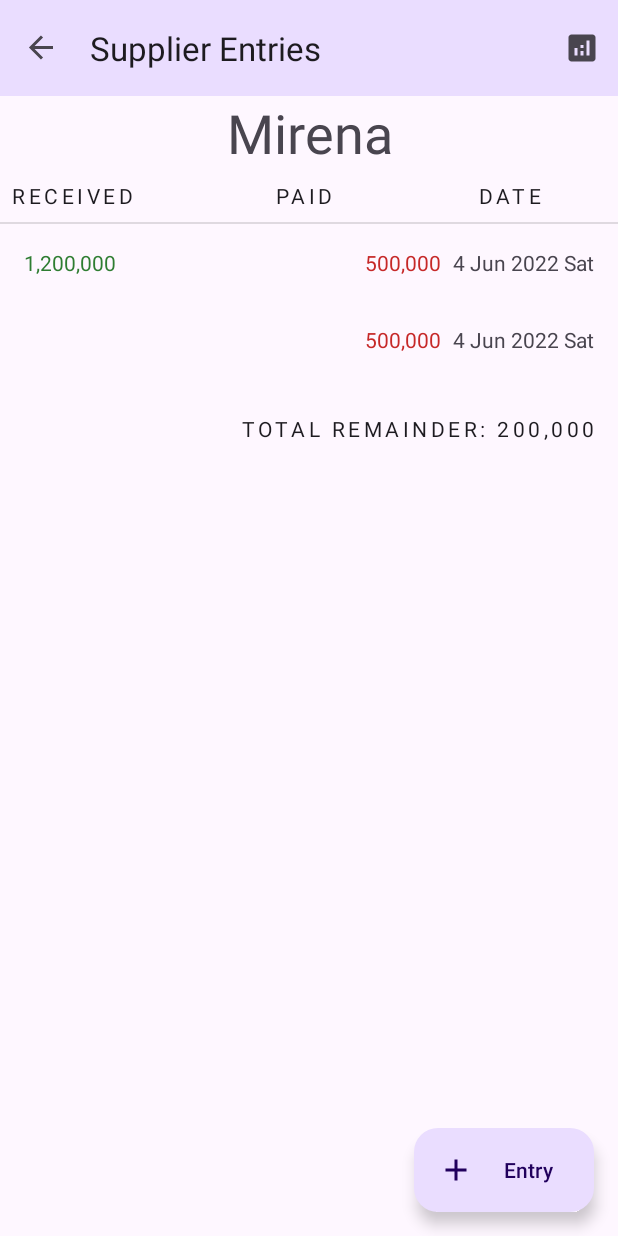
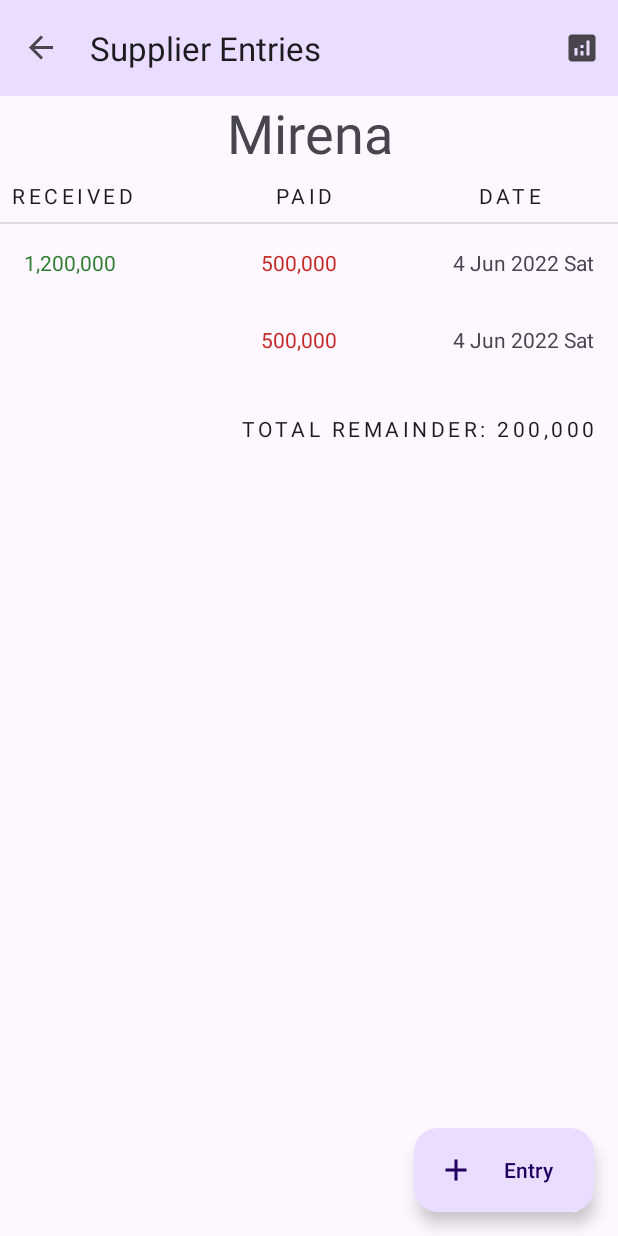
Before and after one commit to dilshodIsokhonov/Pharmacy-Inventory, an Android app: the screen it shows after launch (MainActivity), after a tap on "Mirena", on a phone screen of 412 x 824 dp. Run offline under Robolectric (Android 15) with nearby library versions, the phone set to English and light mode, and no system bars; our stand-ins replace Room's generated code, navigation-ui.

```diff
--- a/app/src/main/java/com/example/pharmacyinventory/adapters/FullEntryAdapter.kt
+++ b/app/src/main/java/com/example/pharmacyinventory/adapters/FullEntryAdapter.kt
@@ -9,6 +9,8 @@ import com.example.pharmacyinventory.databinding.ItemFullEntryBinding
 import com.example.pharmacyinventory.model.Entry
 import com.example.pharmacyinventory.model.getFormattedPaidPrice
 import com.example.pharmacyinventory.model.getFormattedReceivedPrice
+import java.text.SimpleDateFormat
+import java.util.*
 
 class FullEntryAdapter(
     private val clickListener: (Entry) -> Unit, private val onLongClickListener: (Entry) -> Unit
@@ -29,7 +31,11 @@ class FullEntryAdapter(
             } else {
                 binding.received.visibility = View.GONE
             }
-            binding.date.text = entry.date.toString()
+            binding.date.text = entry.date?.let {
+                SimpleDateFormat("d MMM yyyy E", Locale.getDefault()).format(
+                    it
+                )
+            }
         }
     }
 
--- a/app/src/main/java/com/example/pharmacyinventory/adapters/SupplierEntryAdapter.kt
+++ b/app/src/main/java/com/example/pharmacyinventory/adapters/SupplierEntryAdapter.kt
@@ -9,6 +9,8 @@ import com.example.pharmacyinventory.databinding.ItemSupplierEntryBinding
 import com.example.pharmacyinventory.model.Entry
 import com.example.pharmacyinventory.model.getFormattedPaidPrice
 import com.example.pharmacyinventory.model.getFormattedReceivedPrice
+import java.text.SimpleDateFormat
+import java.util.*
 
 class SupplierEntryAdapter(
     private val onLongClickListener: (Entry) -> Unit
@@ -28,7 +30,11 @@ class SupplierEntryAdapter(
             } else {
                 binding.received.visibility = View.GONE
             }
-            binding.date.text = entry.date.toString()
+            binding.date.text = entry.date?.let {
+                SimpleDateFormat("d MMM yyyy E", Locale.getDefault()).format(
+                    it
+                )
+            }
         }
     }
 
--- a/app/src/main/java/com/example/pharmacyinventory/database/AppDatabase.kt
+++ b/app/src/main/java/com/example/pharmacyinventory/database/AppDatabase.kt
@@ -1,6 +1,7 @@
 package com.example.pharmacyinventory.database
 
 import android.content.Context
+import android.util.Log
 import androidx.room.Database
 import androidx.room.Room
 import androidx.room.RoomDatabase
@@ -9,6 +10,9 @@ import androidx.sqlite.db.SupportSQLiteDatabase
 import com.example.pharmacyinventory.model.Entry
 import kotlinx.coroutines.CoroutineScope
 import kotlinx.coroutines.launch
+import java.text.ParseException
+import java.text.SimpleDateFormat
+import java.util.*
 
 @Database(entities = [Entry::class], version = 1, exportSchema = false)
 @TypeConverters(Converters::class)
@@ -28,10 +32,23 @@ abstract class AppDatabase : RoomDatabase() {
             }
         }
 
+        private fun convertDateFormat(data: String = "4 Jun 2022 Sat"): Date? {
+            try {
+                val simpleDateFormat =
+                    SimpleDateFormat("d MMM yyyy E", Locale.getDefault())
+                val date: Date? = simpleDateFormat.parse(data)
+                Log.d("TAG", "test==>$date")
+                return date
+            } catch (e: ParseException) {
+                e.printStackTrace()
+            }
+            return null
+        }
+
         suspend fun populateDatabase(entryDao: EntryDao) {
-            var entry = Entry(0, "Mirena", 1200000, 500000, "4 Jun 2022 Sat")
+            var entry = Entry(0, "Mirena", 1200000, 500000, convertDateFormat())
             entryDao.insert(entry)
-            entry = Entry(0, "Mirena", 0, 500000, "4 Jun 2022 Sat")
+            entry = Entry(0, "Mirena", 0, 500000, convertDateFormat())
             entryDao.insert(entry)
         }
     }
--- a/app/src/main/java/com/example/pharmacyinventory/database/Converters.kt
+++ b/app/src/main/java/com/example/pharmacyinventory/database/Converters.kt
@@ -1,11 +1,8 @@
 package com.example.pharmacyinventory.database
 
-import androidx.room.ProvidedTypeConverter
 import androidx.room.TypeConverter
-import java.text.SimpleDateFormat
 import java.util.*
 
-@ProvidedTypeConverter
 class Converters {
 
     @TypeConverter fun fromTimestamp(value: Long?): Date? {
--- a/app/src/main/java/com/example/pharmacyinventory/database/EntryDao.kt
+++ b/app/src/main/java/com/example/pharmacyinventory/database/EntryDao.kt
@@ -16,10 +16,10 @@ interface EntryDao {
     @Query("SELECT * FROM entry_table GROUP BY name ORDER BY name LIMIT 1")
     fun getSuppliersByName(): Flow<List<Entry>>
 
-    @Query("SELECT * FROM entry_table ORDER BY date ASC")
+    @Query("SELECT * FROM entry_table ORDER BY date DESC")
     fun getFullEntries(): Flow<List<Entry>>
 
-    @Query("SELECT * FROM entry_table WHERE name IN (:name) ORDER BY date ASC")
+    @Query("SELECT * FROM entry_table WHERE name IN (:name) ORDER BY date DESC")
     fun getSupplierEntries(name: String): Flow<List<Entry>>
 
     @Query("SELECT SUM(paid) FROM entry_table WHERE name IN (:name)")
@@ -34,7 +34,7 @@ interface EntryDao {
     @Query("DELETE FROM entry_table")
     suspend fun deleteAll()
 
-    @Insert()
+    @Insert
     suspend fun insert(vararg entry: Entry)
 
     @Update(onConflict = OnConflictStrategy.IGNORE)
--- a/app/src/main/java/com/example/pharmacyinventory/model/Entry.kt
+++ b/app/src/main/java/com/example/pharmacyinventory/model/Entry.kt
@@ -4,7 +4,6 @@ import androidx.room.ColumnInfo
 import androidx.room.Entity
 import androidx.room.PrimaryKey
 import java.text.DecimalFormat
-import java.text.SimpleDateFormat
 import java.util.*
 
 @Entity(tableName = "entry_table")
@@ -14,7 +13,7 @@ data class Entry(
     @ColumnInfo(name = "name") val supplierName: String,
     @ColumnInfo(name = "received") val received: Long,
     @ColumnInfo(name = "paid") val paid: Long,
-    @ColumnInfo(name = "date") val date: String
+    @ColumnInfo(name = "date") val date: Date?
 )
 
 fun Entry.getFormattedReceivedPrice(): String =
--- a/app/src/main/java/com/example/pharmacyinventory/viewmodel/EntryViewModel.kt
+++ b/app/src/main/java/com/example/pharmacyinventory/viewmodel/EntryViewModel.kt
@@ -25,7 +25,7 @@ class EntryViewModel(private val repository: EntryRepository) : ViewModel() {
     val getLastPurchase: LiveData<Entry> = repository.getLastPurchase.asLiveData()
 
     fun insert(
-        name: String, received: Long, paid: Long, date: String
+        name: String, received: Long, paid: Long, date: Date?
     ) {
         val entry = Entry(
             supplierName = name, received = received, paid = paid, date = date
@@ -36,7 +36,7 @@ class EntryViewModel(private val repository: EntryRepository) : ViewModel() {
     }
 
     fun update(
-        id: Long, name: String, received: Long, paid: Long, date: String
+        id: Long, name: String, received: Long, paid: Long, date: Date?
     ) {
         val entry = Entry(
             id = id, supplierName = name, received = received, paid = paid, date = date
--- a/app/src/main/res/layout/item_supplier_entry.xml
+++ b/app/src/main/res/layout/item_supplier_entry.xml
@@ -1,40 +1,59 @@
 <?xml version="1.0" encoding="utf-8"?>
 <androidx.constraintlayout.widget.ConstraintLayout xmlns:android="http://schemas.android.com/apk/res/android"
+    xmlns:app="http://schemas.android.com/apk/res-auto"
     xmlns:tools="http://schemas.android.com/tools"
     android:layout_width="match_parent"
     android:layout_height="wrap_content"
-    xmlns:app="http://schemas.android.com/apk/res-auto"
-    android:layout_margin="@dimen/margin">
+    android:layout_margin="@dimen/margin"
+    android:orientation="horizontal">
 
     <TextView
         android:id="@+id/received"
-        android:layout_width="wrap_content"
+        android:layout_width="0dp"
         android:layout_height="wrap_content"
         android:textColor="#2E7D32"
+        app:layout_constraintEnd_toStartOf="@id/guideline1"
+        app:layout_constraintHorizontal_weight="1"
         app:layout_constraintStart_toStartOf="parent"
-        app:layout_constraintHorizontal_bias="0.5"
         app:layout_constraintTop_toTopOf="parent"
-        tools:text="@string/received"/>
+        tools:text="@string/received" />
 
     <TextView
         android:id="@+id/paid"
-        android:layout_width="wrap_content"
+        android:layout_width="0dp"
         android:layout_height="wrap_content"
+        android:paddingStart="2dp"
+        android:paddingEnd="8dp"
+        android:textAlignment="center"
         android:textColor="#C62828"
-        android:paddingEnd="8dp"
-        android:paddingStart="2dp"
-        app:layout_constraintEnd_toStartOf="@id/date"
-        app:layout_constraintHorizontal_bias="0.5"
+        app:layout_constraintEnd_toStartOf="@+id/guideline2"
+        app:layout_constraintHorizontal_weight="1"
+        app:layout_constraintStart_toStartOf="@+id/guideline1"
         app:layout_constraintTop_toTopOf="@id/received"
-        tools:text="@string/paid"/>
+        tools:text="@string/paid" />
 
     <TextView
         android:id="@+id/date"
+        android:layout_width="0dp"
+        android:layout_height="wrap_content"
+        android:textAlignment="textEnd"
+        app:layout_constraintEnd_toEndOf="parent"
+        app:layout_constraintHorizontal_weight="1"
+        app:layout_constraintStart_toEndOf="@+id/guideline2"
+        app:layout_constraintTop_toTopOf="parent"
+        tools:text="@string/date" />
+
+    <androidx.constraintlayout.widget.Guideline
+        android:id="@+id/guideline1"
         android:layout_width="wrap_content"
         android:layout_height="wrap_content"
-        android:textAlignment="textEnd"
-        app:layout_constraintHorizontal_bias="0.5"
-        app:layout_constraintEnd_toEndOf="parent"
-        app:layout_constraintTop_toTopOf="@id/received"
-        tools:text="@string/date"/>
+        android:orientation="vertical"
+        app:layout_constraintGuide_begin="111dp" />
+
+    <androidx.constraintlayout.widget.Guideline
+        android:id="@+id/guideline2"
+        android:layout_width="wrap_content"
+        android:layout_height="wrap_content"
+        android:orientation="vertical"
+        app:layout_constraintGuide_begin="262dp" />
 </androidx.constraintlayout.widget.ConstraintLayout>
```
Also changed, not shown: app/src/main/java/com/example/pharmacyinventory/adapters/SupplierCashReportAdapter.kt (+3 -8 lines), app/src/main/java/com/example/pharmacyinventory/ui/AddEntryDialogFragment.kt (+23 -6 lines), app/src/main/java/com/example/pharmacyinventory/ui/DatePickerDialogFragment.kt (+16 -9 lines).
